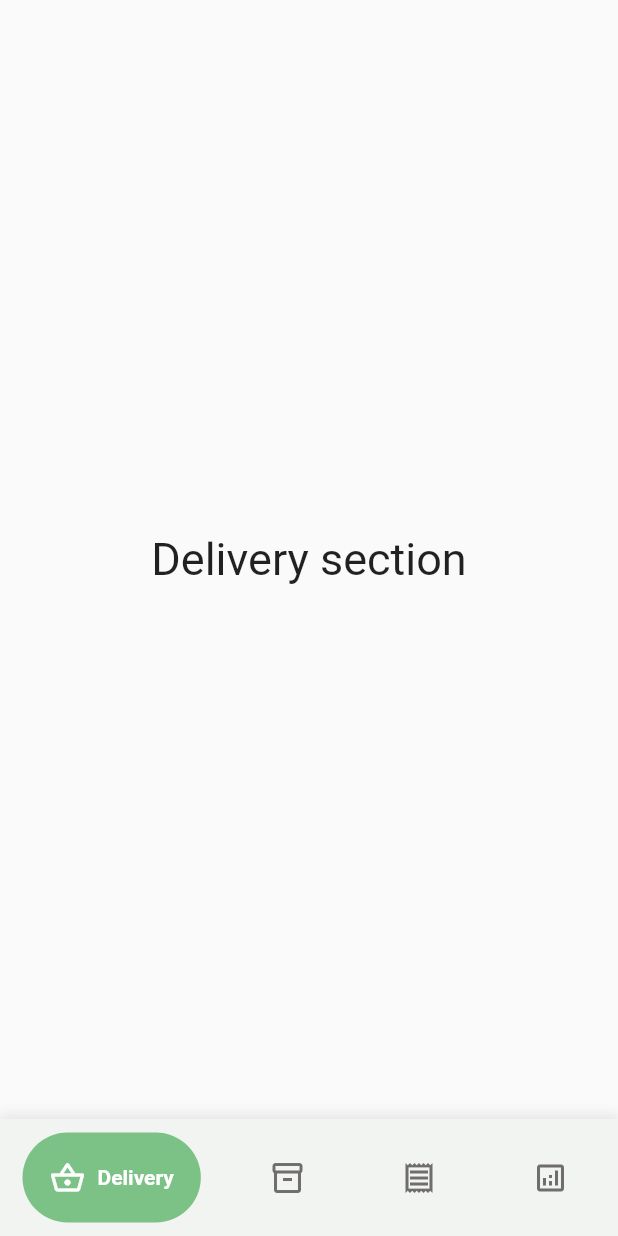
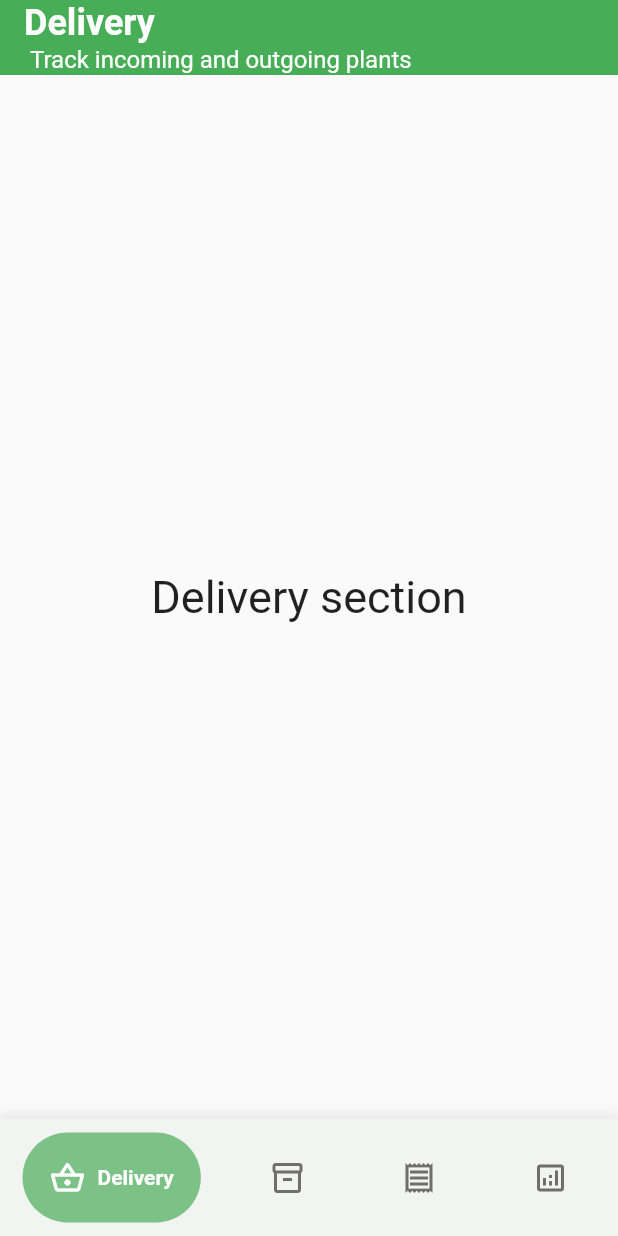
Before and after one commit to mechanixox/Plantdemic, a Flutter app: the screen it shows after launch, on a phone screen of 412 x 824 dp. Run offline on Flutter 3.47's test engine with Material 2 defaults, Android fonts, the light colour scheme and no system bars; drawn by our look-alikes of google_nav_bar.

Commit message:
title app bar
created a responsive sliver app bar

```diff
--- a/plantdemic_gui/lib/home_page.dart
+++ b/plantdemic_gui/lib/home_page.dart
@@ -8,6 +8,7 @@ import 'package:google_nav_bar/google_nav_bar.dart';
 
 class HomePage extends StatefulWidget {
   const HomePage({Key? key}) : super(key: key);
+
   @override
   State<HomePage> createState() => _HomePageState();
 }
@@ -28,10 +29,90 @@ class _HomePageState extends State<HomePage> {
     UserRecords(),
   ];
 
+  final List<String> appBarTitles = [
+    'Delivery',
+    'Inventory',
+    'Receipt',
+    'Records',
+  ];
+
+  final List<String> appBarLabels = [
+    'Track incoming and outgoing plants',
+    'Manage your inventory',
+    'Capture a receipt',
+    'Review financial performance',
+  ];
+
   @override
   Widget build(BuildContext context) {
     return Scaffold(
-      body: tabs[selectedIndex],
+      body: CustomScrollView(
+        slivers: [
+          SliverAppBar(
+            backgroundColor: Color.fromRGBO(54, 145, 236, 1),
+            expandedHeight: 50,
+            pinned: true,
+            floating: true,
+            flexibleSpace: FlexibleSpaceBar(
+              background: Container(
+                color: Color.fromRGBO(71, 173, 86, 1),
+              ),
+            ),
+            title: Text(
+              appBarTitles[selectedIndex],
+              style: TextStyle(
+                fontWeight: FontWeight.bold,
+                fontSize: 24,
+                color: Colors.white,
+              ),
+            ),
+            // pinned: true,
+            // floating: true,
+            bottom: PreferredSize(
+              preferredSize: Size.fromHeight(20),
+              child: Container(
+                height: 20,
+                alignment: Alignment.centerLeft,
+                child: Padding(
+                  padding: const EdgeInsets.only(left: 20),
+                  child: Text(
+                    appBarLabels[selectedIndex],
+                    style: TextStyle(
+                      fontSize: 16,
+                      color: Colors.white,
+                    ),
+                  ),
+                ),
+              ),
+            ),
+          ),
+          SliverFillRemaining(
+            child: tabs[selectedIndex],
+          ),
+          SliverToBoxAdapter(
+              child: Padding(
+            padding: const EdgeInsets.all(20),
+            child: ClipRRect(
+              borderRadius: BorderRadius.circular(20),
+              child: Container(
+                height: 400,
+                color: Colors.deepPurple,
+              ),
+            ),
+          )),
+          SliverToBoxAdapter(
+              child: Padding(
+            padding: const EdgeInsets.all(20),
+            child: ClipRRect(
+              borderRadius: BorderRadius.circular(20),
+              child: Container(
+                height: 400,
+                color: Color.fromARGB(255, 146, 116, 198),
+              ),
+            ),
+          )),
+        ],
+      ),
       bottomNavigationBar: Container(
         decoration: BoxDecoration(
           color: Color.fromARGB(255, 241, 244, 241),
```
